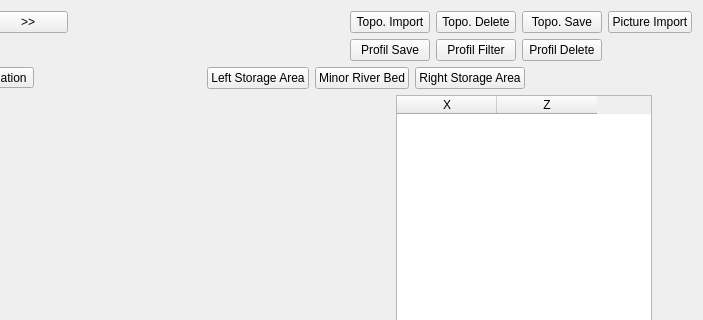
The window that ui/graphProfil.ui (Artelia/Mascaret) describes before a commit, drawn with Qt 5; both pictures show x 281 to 984 and y 0 to 320 of the 984 by 707 pixel window.
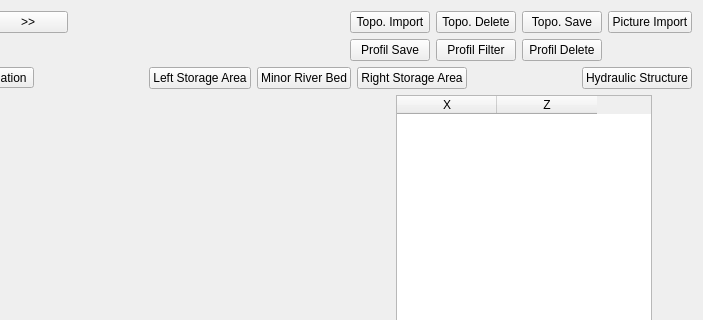
The same window after the commit. Icons and pictures are not drawn.

```diff
--- a/ui/graphProfil.ui
+++ b/ui/graphProfil.ui
@@ -347,6 +347,13 @@
          </property>
         </spacer>
        </item>
+       <item>
+        <widget class="QPushButton" name="bt_ouvrage">
+         <property name="text">
+          <string>Hydraulic Structure</string>
+         </property>
+        </widget>
+       </item>
       </layout>
      </item>
      <item>
```
Left out of the diff: 21 changed lines with no effect on the pictures.
